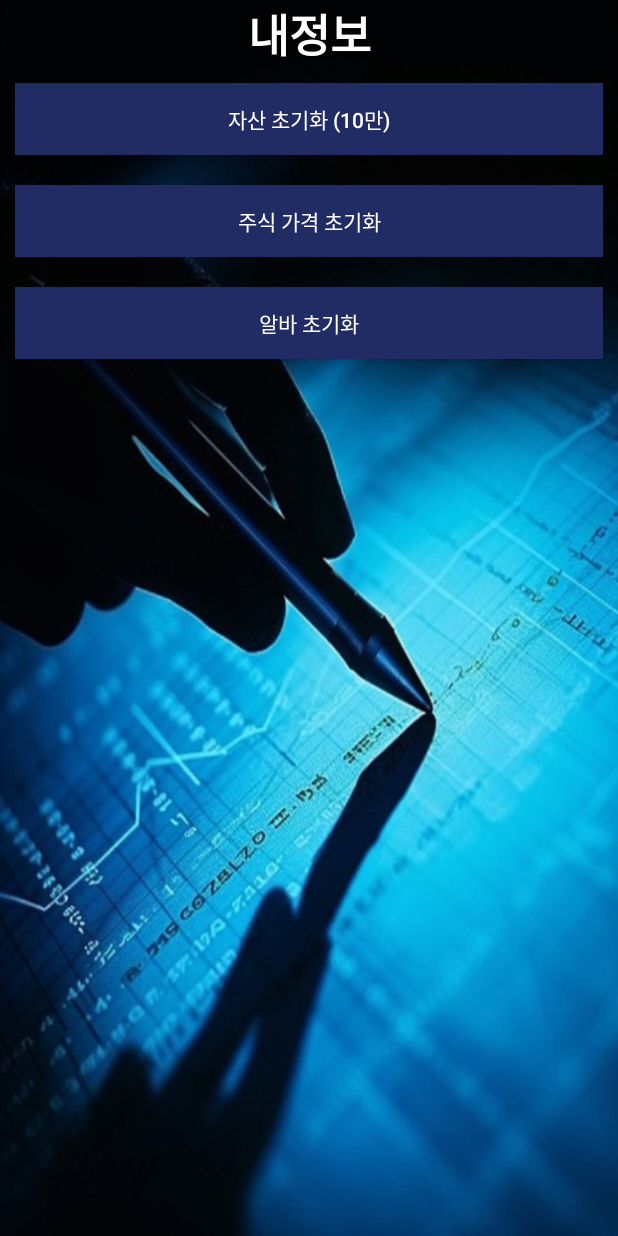
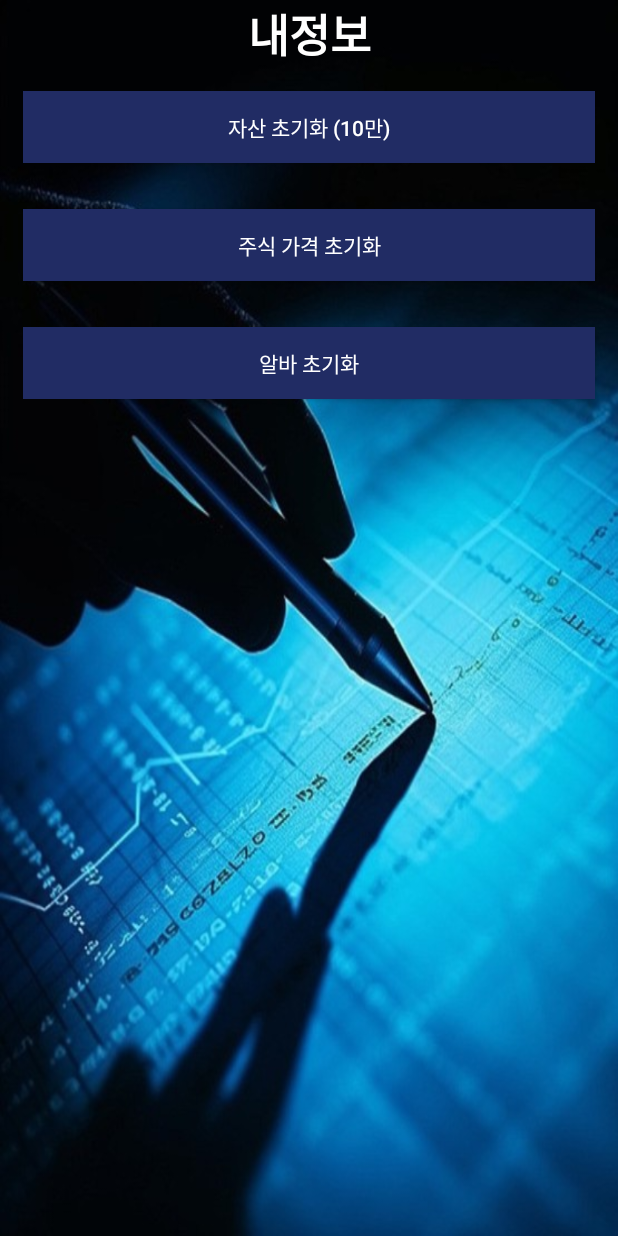
Before and after one commit to limsemin1234/project20, an Android app: the layout fragment_info.xml on its own in the app's theme, with its tools: preview values and no code run, on a phone screen of 412 x 824 dp. Run offline under Robolectric (Android 15) with nearby library versions, the phone set to English and light mode, and no system bars.

Commit message:
그냥 저장

```diff
--- a/app/src/main/res/layout/fragment_info.xml
+++ b/app/src/main/res/layout/fragment_info.xml
@@ -23,7 +23,7 @@
         android:layout_width="match_parent"
         android:layout_height="wrap_content"
         android:text="자산 초기화 (10만)"
-        android:layout_margin="10dp"
+        android:layout_margin="15dp"
         android:background="@drawable/button_selector"
         android:textColor="@android:color/white" />
 
@@ -33,7 +33,7 @@
         android:layout_width="match_parent"
         android:layout_height="wrap_content"
         android:text="주식 가격 초기화"
-        android:layout_margin="10dp"
+        android:layout_margin="15dp"
         android:background="@drawable/button_selector"
         android:textColor="@android:color/white" />
 
@@ -43,7 +43,7 @@
         android:layout_width="match_parent"
         android:layout_height="wrap_content"
         android:text="알바 초기화"
-        android:layout_margin="10dp"
+        android:layout_margin="15dp"
         android:background="@drawable/button_selector"
         android:textColor="@android:color/white" />
 
```
